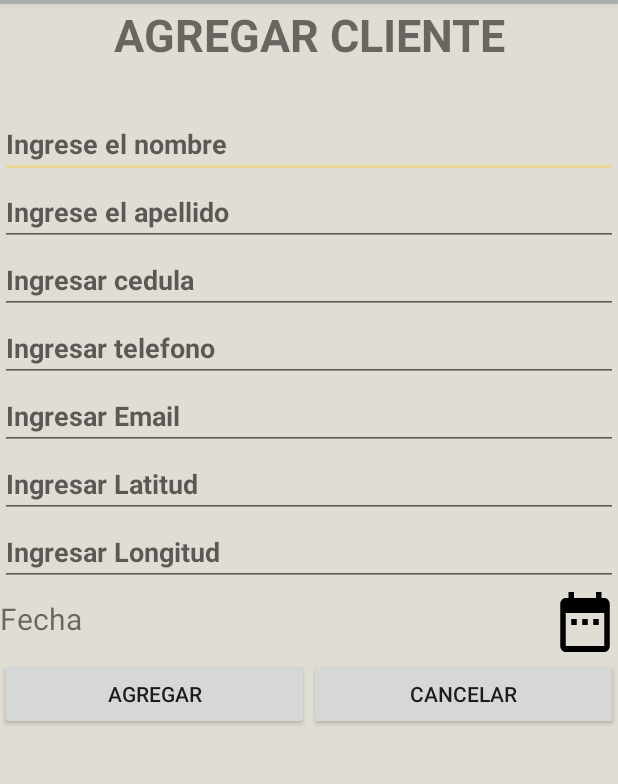
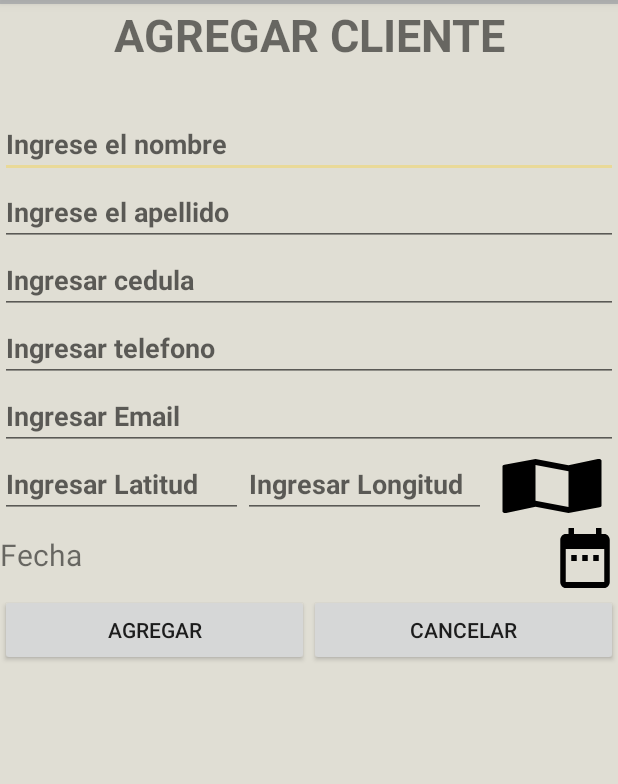
Before and after one commit to Lizvani1202/Peliculas, an Android app: the MainRegisterClientActivity screen opened directly, with no data from a screen before it, on a phone screen of 412 x 824 dp, the part 80-864 px from its top. Run offline under Robolectric (Android 15) with nearby library versions, the phone set to English and light mode, and no system bars.

Commit message:
FUncionando bien

```diff
--- a/app/build.gradle
+++ b/app/build.gradle
@@ -24,7 +24,6 @@ dependencies {
     implementation 'androidx.appcompat:appcompat:1.1.0'
     implementation 'com.google.android.material:material:1.1.0'
     implementation 'androidx.constraintlayout:constraintlayout:1.1.3'
-    implementation 'com.google.android.gms:play-services-maps:17.0.0'
     testImplementation 'junit:junit:4.12'
     androidTestImplementation 'androidx.test:runner:1.2.0'
     androidTestImplementation 'androidx.test.espresso:espresso-core:3.2.0'
--- a/app/src/debug/res/values/google_maps_api.xml
+++ b/app/src/debug/res/values/google_maps_api.xml
@@ -20,5 +20,5 @@
     Once you have your key (it starts with "AIza"), replace the "google_maps_key"
     string in this file.
     -->
-    <string name="google_maps_key" templateMergeStrategy="preserve" translatable="false">YOUR_KEY_HERE</string>
+    <string name="google_maps_key" templateMergeStrategy="preserve" translatable="false">AIzaSyBIwxt5VkoBKVlZNXIrOXfjwWmqIauVtxU</string>
 </resources>
--- a/app/src/main/java/com/example/movienigth/Main/MainRegisterClientActivity.java
+++ b/app/src/main/java/com/example/movienigth/Main/MainRegisterClientActivity.java
@@ -1,4 +1,15 @@
 package com.example.movienigth.Main;
+
+import androidx.appcompat.app.AppCompatActivity;
+
+import android.content.Intent;
+import android.os.Bundle;
+import android.view.View;
+import android.widget.Button;
+import android.widget.Toast;
+
+import com.example.movienigth.MainActivity;
+import com.example.movienigth.R;
 
 import androidx.appcompat.app.AppCompatActivity;
 
@@ -13,29 +24,16 @@ import com.example.movienigth.R;
 
 public class MainRegisterClientActivity extends AppCompatActivity {
 
-    Button btnagregar, btncancelar;
+    Button btnagregar, btncancelar,btnmapa;
     @Override
     protected void onCreate(Bundle savedInstanceState) {
         super.onCreate(savedInstanceState);
         setContentView(R.layout.activity_main_register_client);
-        btnagregar = (Button)findViewById(R.id.btnadd);
+        btnagregar  = (Button)findViewById(R.id.btnadd);
         btncancelar = (Button)findViewById(R.id.btncancel);
-        btncancelar.setOnClickListener(new View.OnClickListener() {
-            @Override
-            public void onClick(View v) {
-                Intent intent = new Intent(MainRegisterClientActivity.this,MainActivity.class);
-                startActivity(intent);
-                Toast.makeText(getApplicationContext(),"Proceso cancelado",Toast.LENGTH_LONG).show();
-            }
-        });
-        btnagregar.setOnClickListener(new View.OnClickListener() {
-            @Override
-            public void onClick(View v) {
-                Intent intent = new Intent(MainRegisterClientActivity.this,MainActivity.class);
-                startActivity(intent);
-                Toast.makeText(getApplicationContext(),"Agregado con exito",Toast.LENGTH_LONG).show();
-            }
-        });
+        //btnmapa     = (Button)findViewById(R.id.btnaddmaps);
+
+
     }
 
 
--- a/app/src/main/java/com/example/movienigth/Model/ModelClient.java
+++ b/app/src/main/java/com/example/movienigth/Model/ModelClient.java
@@ -1,6 +1,4 @@
 package com.example.movienigth.Model;
-
-import java.text.DecimalFormat;
 
 public class ModelClient {
 
--- /dev/null
+++ b/app/src/main/res/drawable-v24/ic_date_range_black_24dp.xml
@@ -0,0 +1,9 @@
+<vector xmlns:android="http://schemas.android.com/apk/res/android"
+        android:width="24dp"
+        android:height="24dp"
+        android:viewportWidth="24.0"
+        android:viewportHeight="24.0">
+    <path
+        android:fillColor="#FF000000"
+        android:pathData="M9,11L7,11v2h2v-2zM13,11h-2v2h2v-2zM17,11h-2v2h2v-2zM19,4h-1L18,2h-2v2L8,4L8,2L6,2v2L5,4c-1.11,0 -1.99,0.9 -1.99,2L3,20c0,1.1 0.89,2 2,2h14c1.1,0 2,-0.9 2,-2L21,6c0,-1.1 -0.9,-2 -2,-2zM19,20L5,20L5,9h14v11z"/>
+</vector>
--- /dev/null
+++ b/app/src/main/res/drawable-v24/ic_map_black_24dp.xml
@@ -0,0 +1,9 @@
+<vector xmlns:android="http://schemas.android.com/apk/res/android"
+        android:width="24dp"
+        android:height="24dp"
+        android:viewportWidth="24.0"
+        android:viewportHeight="24.0">
+    <path
+        android:fillColor="#FF000000"
+        android:pathData="M20.5,3l-0.16,0.03L15,5.1 9,3 3.36,4.9c-0.21,0.07 -0.36,0.25 -0.36,0.48V20.5c0,0.28 0.22,0.5 0.5,0.5l0.16,-0.03L9,18.9l6,2.1 5.64,-1.9c0.21,-0.07 0.36,-0.25 0.36,-0.48V3.5c0,-0.28 -0.22,-0.5 -0.5,-0.5zM15,19l-6,-2.11V5l6,2.11V19z"/>
+</vector>
--- /dev/null
+++ b/app/src/main/res/drawable/ic_map_black_24dp.xml
@@ -0,0 +1,9 @@
+<vector xmlns:android="http://schemas.android.com/apk/res/android"
+        android:width="24dp"
+        android:height="24dp"
+        android:viewportWidth="24.0"
+        android:viewportHeight="24.0">
+    <path
+        android:fillColor="#FF000000"
+        android:pathData="M20.5,3l-0.16,0.03L15,5.1 9,3 3.36,4.9c-0.21,0.07 -0.36,0.25 -0.36,0.48V20.5c0,0.28 0.22,0.5 0.5,0.5l0.16,-0.03L9,18.9l6,2.1 5.64,-1.9c0.21,-0.07 0.36,-0.25 0.36,-0.48V3.5c0,-0.28 -0.22,-0.5 -0.5,-0.5zM15,19l-6,-2.11V5l6,2.11V19z"/>
+</vector>
--- a/app/src/main/res/layout/activity_main_register_client.xml
+++ b/app/src/main/res/layout/activity_main_register_client.xml
@@ -60,20 +60,36 @@
             android:hint="Ingresar Email"
             android:inputType="textEmailAddress"
             android:textStyle="bold" />
+        <LinearLayout
+            android:layout_width="match_parent"
+            android:layout_height="wrap_content"
+            android:weightSum="3"
+            android:orientation="horizontal">
+
             <EditText
                 android:id="@+id/etaddlatitude"
                 android:layout_width="match_parent"
                 android:layout_height="wrap_content"
                 android:hint="Ingresar Latitud"
                 android:inputType="text"
-            android:textStyle="bold" />
+                android:textStyle="bold"
+                android:layout_weight="1.5"/>
             <EditText
                 android:id="@+id/etaddlongitude"
                 android:layout_width="match_parent"
                 android:layout_height="wrap_content"
                 android:hint="Ingresar Longitud"
                 android:inputType="text"
-            android:textStyle="bold" />
+                android:textStyle="bold"
+                android:layout_weight="1.5"/>
+            <Button
+                android:id="@+id/btnaddmaps"
+                android:layout_width="wrap_content"
+                android:layout_height="wrap_content"
+                android:background="@drawable/ic_map_black_24dp"
+                />
+        </LinearLayout>
+
 
 
         <LinearLayout
--- a/app/src/main/res/values/strings.xml
+++ b/app/src/main/res/values/strings.xml
@@ -13,5 +13,4 @@
     <string name="menu_tools">Tools</string>
     <string name="menu_share">Share</string>
     <string name="menu_send">Send</string>
-    <string name="title_activity_maps">Map</string>
 </resources>
```
Also changed, not shown: app/src/main/AndroidManifest.xml (+1 -24 lines), app/src/main/java/com/example/movienigth/Main/MapsActivity.java (deleted, +0 -47 lines), app/src/main/java/com/example/movienigth/SQLite/AdminDataBase.java (indentation only). Lines whose indentation alone changed are shown as unchanged.
